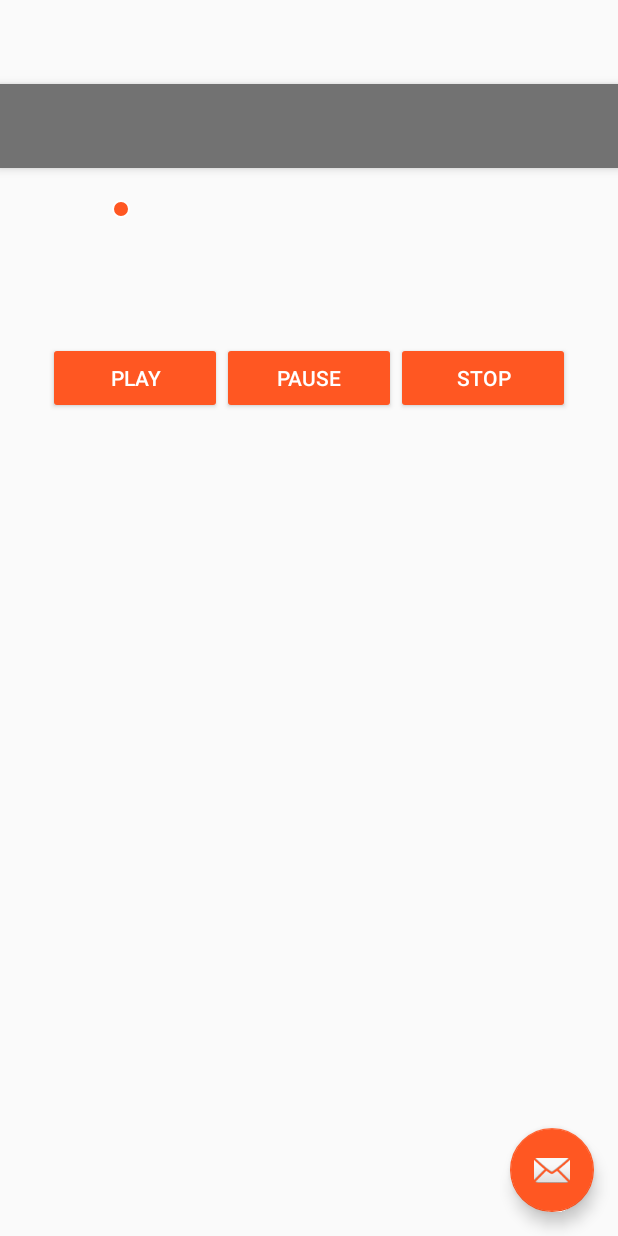
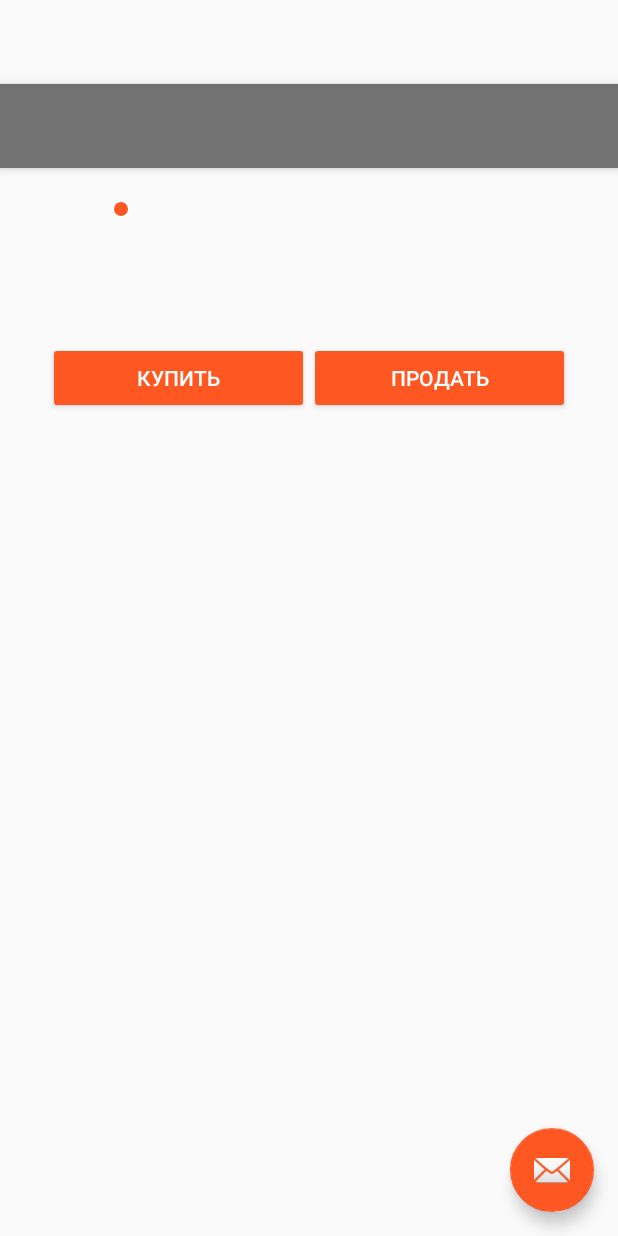
Before and after one commit to weerci/GymNegotiators, an Android app: the layout activity_theme.xml on its own in the app's theme, with its tools: preview values and no code run, on a phone screen of 412 x 824 dp. Run offline under Robolectric (Android 15) with nearby library versions, the phone set to English and light mode, and no system bars.

Commit message:
Squashed commit of the following:
commit 840f1746b9d4b3decac20b871321405f3303c500
Author: weerci <weerci@yandex.ru>
Date:   Mon Jul 10 01:53:30 2017 +0700

    1.0.12

commit 5ce70d47474db65fc90f9b361c0ade4d7d5182cb
Author: weerci <weerci@yandex.ru>
Date:   Sun Jul 9 23:54:50 2017 +0700

    011

commit ff933d3f5d9c147e4f0d7e4e8cb51ef646dc57f6
Author: weerci <weerci@yandex.ru>
Date:   Fri Jul 7 01:41:20 2017 +0700

    0011

commit c88dcc14b7a2602d75f6b5ccc321a2debd40ad2b
Author: weerci <weerci@yandex.ru>
Date:   Thu Jul 6 01:54:36 2017 +0700

    010

commit a171e03546f207733855a8cd45e277e61fd2fb04
Author: weerci <weerci@yandex.ru>
Date:   Thu Jul 6 00:39:09 2017 +0700

    008

commit da2f487941b80ba6d3568bd1e6f3f8ac148bfc40
Author: weerci <weerci@yandex.ru>
Date:   Wed Jul 5 20:32:31 2017 +0700

    tmp008

commit 1415fe971b7ff42a63ccd8c2752a279fff8ee5c2
Author: weerci <weerci@yandex.ru>
Date:   Wed Jul 5 01:37:35 2017 +0700

    007

commit a98f446fb4ca1b2156a283acfac583f13efdcce4
Author: weerci <weerci@yandex.ru>
Date:   Sat Jul 1 01:44:06 2017 +0700

    006

```diff
--- a/app/src/main/java/kriate/production/com/gymnegotiators/AppUtilities.java
+++ b/app/src/main/java/kriate/production/com/gymnegotiators/Utils/AppUtilities.java
@@ -1,4 +1,4 @@
-package kriate.production.com.gymnegotiators;
+package kriate.production.com.gymnegotiators.Utils;
 
 import android.app.Activity;
 import android.content.Context;
--- a/app/src/main/java/kriate/production/com/gymnegotiators/binding/BindingAdapters.java
+++ b/app/src/main/java/kriate/production/com/gymnegotiators/binding/BindingAdapters.java
@@ -27,7 +27,6 @@ public final class BindingAdapters {
 
     @BindingAdapter("app:onClick")
     public static void bindOnClick(View view, final Runnable runnable) {
-        return;
-        //view.setOnClickListener(v -> runnable.run());
+        view.setOnClickListener(v -> runnable.run());
     }
 }
--- a/app/src/main/res/drawable/round_outline.xml
+++ /dev/null
@@ -1,4 +0,0 @@
-<shape xmlns:android="http://schemas.android.com/apk/res/android"
-    android:shape="rectangle">
-    <corners android:radius="10dp" />
-</shape>
--- a/app/src/main/res/layout/activity_theme.xml
+++ b/app/src/main/res/layout/activity_theme.xml
@@ -8,6 +8,11 @@
         <variable
             name="viewModel"
             type="kriate.production.com.gymnegotiators.ThemeActivityVM" />
+
+        <import
+            alias="v"
+            type="android.view.View" />
+
     </data>
 
     <android.support.design.widget.CoordinatorLayout
@@ -101,20 +106,53 @@
                 android:layout_height="wrap_content"
                 android:orientation="horizontal">
 
-                <include
-                    layout="@layout/item_player"
-                    android:layout_width="0dp"
-                    android:layout_height="wrap_content"
-                    android:layout_weight="1"
-                    android:visibility="visible"
-                    />
+                <LinearLayout
+                    android:layout_width="match_parent"
+                    android:layout_height="match_parent"
+                    android:orientation="horizontal"
+                    android:padding="16dp">
+                    >
+
+                    <LinearLayout
+                        android:layout_width="match_parent"
+                        android:layout_height="match_parent"
+                        android:orientation="horizontal"
+                        android:visibility="@{viewModel.isLoading ? v.GONE : v.VISIBLE}">
+
+                        <Button
+                            android:layout_width="0dp"
+                            android:layout_height="wrap_content"
+                            android:layout_weight="1"
+                            android:text="Купить"
+                            android:theme="@style/AccentButton"
+                            android:visibility="@{viewModel.selectedTheme.isPurchased ? v.GONE : v.VISIBLE}"
+                            app:onClick="@{viewModel::buyTheme}" />
+
+                        <Button
+                            android:layout_width="0dp"
+                            android:layout_height="wrap_content"
+                            android:layout_weight="1"
+                            android:text="Продать"
+                            android:theme="@style/AccentButton"
+                            android:visibility="@{viewModel.selectedTheme.isPurchased ? v.VISIBLE : v.GONE}"
+                            app:onClick="@{viewModel::buyTheme}" />
+                    </LinearLayout>
+
+                    <ProgressBar
+                        android:layout_width="0dp"
+                        android:layout_height="@dimen/small_progressbar_size"
+                        android:layout_gravity="center"
+                        android:layout_weight="1"
+                        android:visibility="@{viewModel.isLoading ? v.VISIBLE : v.GONE}" />
+
+                </LinearLayout>
             </LinearLayout>
 
             <android.support.v7.widget.RecyclerView
                 android:id="@+id/recycler"
                 android:layout_width="wrap_content"
                 android:layout_height="wrap_content"
-                app:configuration="@{viewModel.recyclerConfiguration}"/>
+                app:configuration="@{viewModel.recyclerConfiguration}" />
 
         </LinearLayout>
 
--- a/app/src/main/res/layout/item_player.xml
+++ /dev/null
@@ -1,37 +0,0 @@
-<layout
-    xmlns:android="http://schemas.android.com/apk/res/android">
-
-    <LinearLayout
-        android:layout_width="match_parent"
-        android:layout_height="match_parent"
-        android:orientation="horizontal"
-        android:padding="16dp">
-        >
-
-        <Button
-            android:id="@+id/start"
-            android:layout_width="0dp"
-            android:layout_height="wrap_content"
-            android:theme="@style/AccentButton"
-            android:layout_weight="1"
-            android:text="Play"
-            />
-        <Button
-            android:id="@+id/pause"
-            android:layout_width="0dp"
-            android:layout_height="wrap_content"
-            android:theme="@style/AccentButton"
-            android:layout_weight="1"
-            android:text="Pause"
-            />
-        <Button
-            android:id="@+id/stop"
-            android:layout_width="0dp"
-            android:layout_height="wrap_content"
-            android:theme="@style/AccentButton"
-            android:layout_weight="1"
-            android:text="Stop"
-            />
-    </LinearLayout>
-
-</layout>
--- a/app/src/main/res/values/dimens.xml
+++ b/app/src/main/res/values/dimens.xml
@@ -2,7 +2,6 @@
     <dimen name="fab_margin">16dp</dimen>
     <dimen name="activity_horizontal_margin">16dp</dimen>
     <dimen name="activity_vertical_margin">16dp</dimen>
-    <dimen name="activity_vertical_margin_half">8dp</dimen>
     <dimen name="activity_horizontal_margin_half">8dp</dimen>
 
     <dimen name="avatar_size">76dp</dimen>
@@ -11,7 +10,6 @@
     <dimen name="indicator_size">12dp</dimen>
     <dimen name="indicator_margin">5dp</dimen>
 
+    <dimen name="photo_item_padding">4dp</dimen>
     <dimen name="small_progressbar_size">30dp</dimen>
-    <dimen name="photo_item_padding">4dp</dimen>
-
 </resources>
--- a/app/src/main/res/values/strings.xml
+++ b/app/src/main/res/values/strings.xml
@@ -1,8 +1,6 @@
 <resources>
     <string name="app_name">Тренажер переговорщика</string>
     <string name="action_settings">Настройки</string>
-    <string name="listen">Слушать</string>
-    <string name="buy">Купить</string>
 
     <string name="seller_head">С продавцом</string>
     <string name="buyer_head">С покупателем</string>
```
Also changed, not shown: app/build.gradle (+21 -8 lines), app/src/main/java/kriate/production/com/gymnegotiators/App.java (+43 -2 lines), app/src/main/java/kriate/production/com/gymnegotiators/Loader.java (+14 -8 lines), app/src/main/java/kriate/production/com/gymnegotiators/Model/Theme.java (+41 -0 lines), app/src/main/java/kriate/production/com/gymnegotiators/ThemeActivity.java (+6 -1 lines), app/src/main/java/kriate/production/com/gymnegotiators/ThemeActivityVM.java (+146 -6 lines), app/src/main/java/kriate/production/com/gymnegotiators/Utils/Encryption.java (added, +33 -0 lines), app/src/main/res/drawable/selector_ic_check.xml (deleted, +0 -10 lines).
